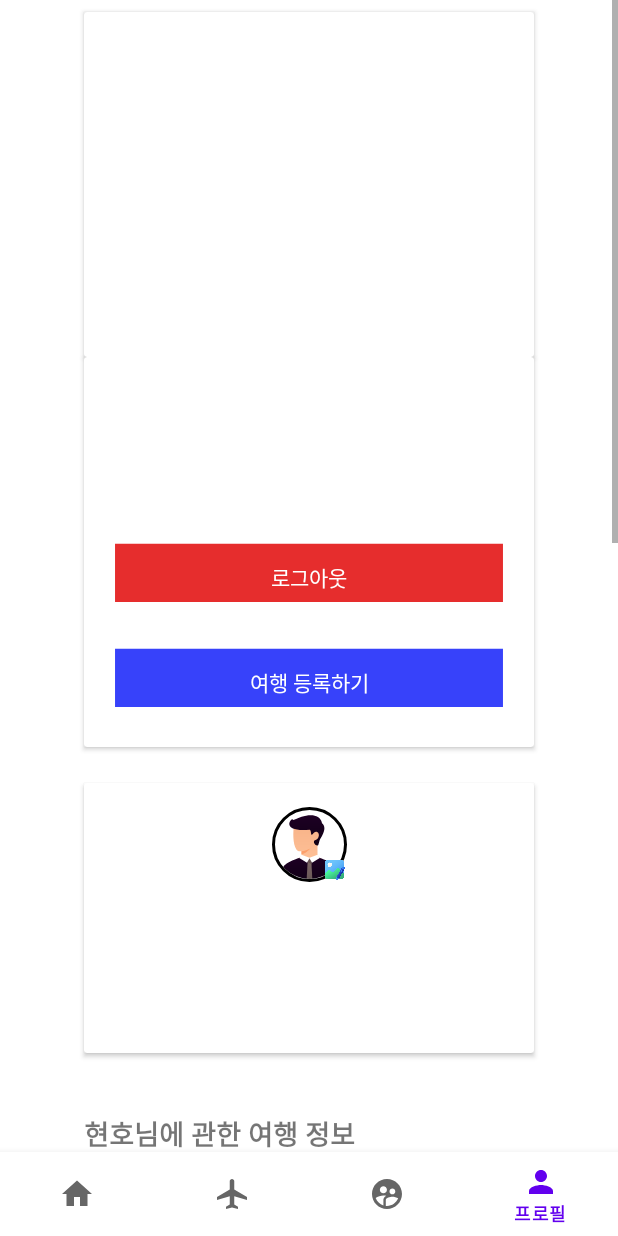
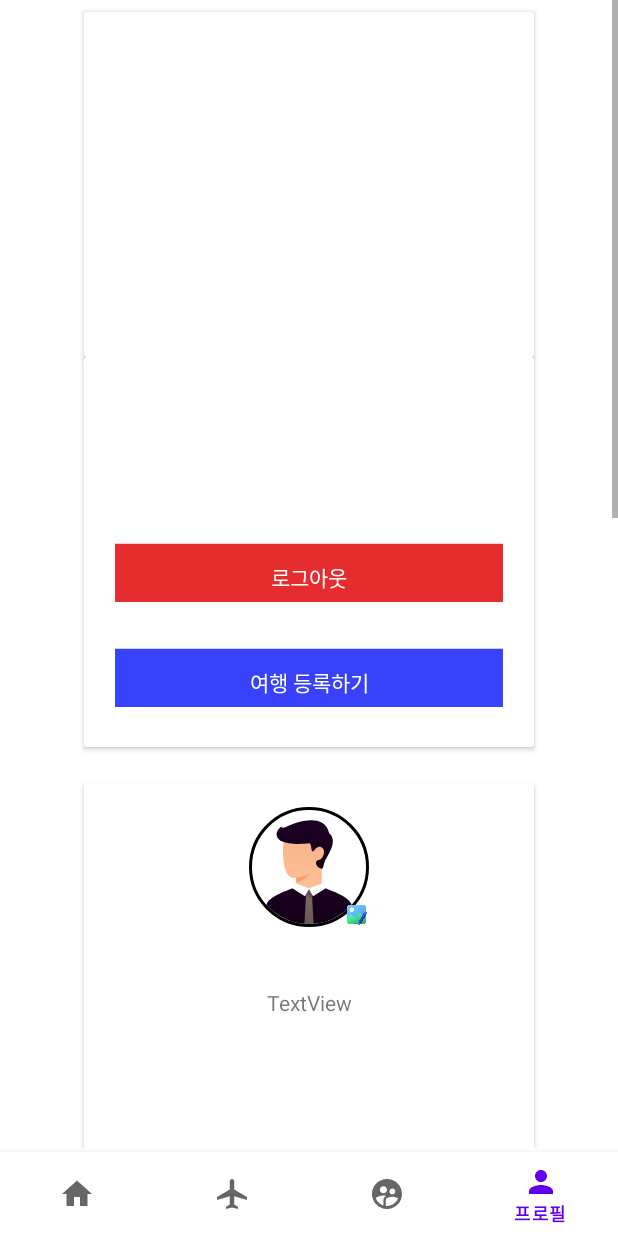
Before and after one commit to hyunho4532/WorldWiser-V2, an Android app: the screen it shows after launch once a user with an empty profile is signed in (MainActivity), item 4 of the bottom bar chosen, on a phone screen of 412 x 824 dp. Run offline under Robolectric (Android 15) with nearby library versions, the phone set to English and light mode, and no system bars; our stand-ins replace CircleImageView, Firebase (no records; nobody signed in at launch, a user with empty details on screens opened directly), data binding; libraries missing offline, so code that uses them is left out: com.prolificinteractive.materialcalendarview; pictures from the network do not load.

Commit message:
2024-05-02 프로필 정보 기능 구현 중(여행 개수 조회 구현 중)

```diff
--- a/app/build.gradle
+++ b/app/build.gradle
@@ -11,8 +11,8 @@ android {
         applicationId "com.hyun.worldwiser"
         minSdk 32
         targetSdk 34
-        versionCode 10
-        versionName "1.5.30"
+        versionCode 12
+        versionName "1.5.31"
 
         testInstrumentationRunner "androidx.test.runner.AndroidJUnitRunner"
     }
--- a/app/src/main/res/layout/fragment_profile.xml
+++ b/app/src/main/res/layout/fragment_profile.xml
@@ -118,7 +118,7 @@
             <androidx.cardview.widget.CardView
                 android:id="@+id/cardView6"
                 android:layout_width="300dp"
-                android:layout_height="180dp"
+                android:layout_height="260dp"
                 android:layout_marginTop="24dp"
                 app:layout_constraintEnd_toEndOf="@+id/cardView2"
                 app:layout_constraintStart_toStartOf="@+id/cardView2"
@@ -129,9 +129,9 @@
                     android:layout_height="match_parent">
 
                     <de.hdodenhof.circleimageview.CircleImageView
-                        android:id="@+id/circleImageView"
-                        android:layout_width="50dp"
-                        android:layout_height="50dp"
+                        android:id="@+id/iv_profile_user"
+                        android:layout_width="80dp"
+                        android:layout_height="80dp"
                         android:layout_marginTop="16dp"
                         android:src="@drawable/drawable_profile_user"
                         app:civ_border_color="#FF000000"
@@ -141,34 +141,34 @@
                         app:layout_constraintTop_toTopOf="parent" />
 
                     <ImageView
-                        android:id="@+id/imageView11"
+                        android:id="@+id/iv_profile_gallery"
                         android:layout_width="16dp"
                         android:layout_height="16dp"
-                        app:layout_constraintBottom_toBottomOf="@+id/circleImageView"
-                        app:layout_constraintEnd_toEndOf="@+id/circleImageView"
+                        app:layout_constraintBottom_toBottomOf="@+id/iv_profile_user"
+                        app:layout_constraintEnd_toEndOf="@+id/iv_profile_user"
                         app:srcCompat="@drawable/drawable_profile_user_image" />
 
                     <TextView
                         android:id="@+id/tv_profile_nickname"
                         android:layout_width="wrap_content"
                         android:layout_height="wrap_content"
-                        android:layout_marginTop="12dp"
+                        android:layout_marginTop="8dp"
                         android:textSize="18sp"
                         android:textStyle="bold"
-                        app:layout_constraintEnd_toEndOf="@+id/circleImageView"
-                        app:layout_constraintStart_toStartOf="@+id/circleImageView"
-                        app:layout_constraintTop_toBottomOf="@+id/circleImageView" />
+                        app:layout_constraintEnd_toEndOf="@+id/iv_profile_user"
+                        app:layout_constraintStart_toStartOf="@+id/iv_profile_user"
+                        app:layout_constraintTop_toBottomOf="@+id/iv_profile_user" />
 
                     <TextView
                         android:id="@+id/tv_profile_travel_type"
                         android:layout_width="wrap_content"
                         android:layout_height="wrap_content"
                         android:layout_marginStart="24dp"
-                        android:layout_marginTop="16dp"
+                        android:layout_marginTop="32dp"
                         android:textSize="13sp"
                         android:textStyle="bold"
                         app:layout_constraintStart_toStartOf="parent"
-                        app:layout_constraintTop_toBottomOf="@+id/tv_profile_nickname" />
+                        app:layout_constraintTop_toBottomOf="@+id/tv_profile_travel_count" />
 
                     <TextView
                         android:id="@+id/tv_profile_travel_transport"
@@ -178,6 +178,16 @@
                         android:textSize="12sp"
                         app:layout_constraintStart_toStartOf="@+id/tv_profile_travel_type"
                         app:layout_constraintTop_toBottomOf="@+id/tv_profile_travel_type" />
+
+                    <TextView
+                        android:id="@+id/tv_profile_travel_count"
+                        android:layout_width="wrap_content"
+                        android:layout_height="wrap_content"
+                        android:layout_marginTop="8dp"
+                        android:text="TextView"
+                        app:layout_constraintEnd_toEndOf="@+id/tv_profile_nickname"
+                        app:layout_constraintStart_toStartOf="@+id/tv_profile_nickname"
+                        app:layout_constraintTop_toBottomOf="@+id/tv_profile_nickname" />
 
                 </androidx.constraintlayout.widget.ConstraintLayout>
 
```
Also changed, not shown: app/src/main/java/com/hyun/worldwiser/ui/fragment/ProfileFragment.kt (+41 -0 lines), app/src/main/res/drawable/travel_trend_infograpic.png (deleted), app/src/main/res/mipmap-hdpi/worldwiser_launcher.png (deleted), app/src/main/res/mipmap-mdpi/worldwiser_launcher.png (deleted), app/src/main/res/mipmap-xhdpi/worldwiser_launcher.png (deleted), app/src/main/res/mipmap-xxhdpi/worldwiser_launcher.png (deleted), app/src/main/res/mipmap-xxxhdpi/worldwiser_launcher.png (deleted), 1 other file.
